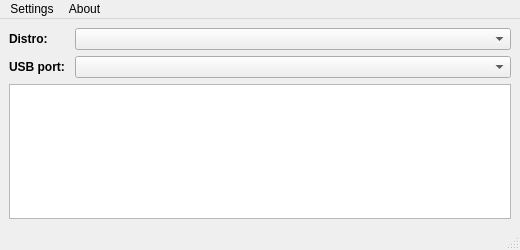
Qt form src/wslconn.ui (AiltonFidelix/DConn) before a commit.
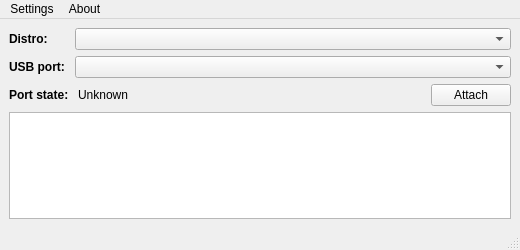
The same form after that commit.

Commit message: Change pattern to interface class

Diff of the .ui file:
```diff
--- a/src/wslconn.ui
+++ b/src/wslconn.ui
@@ -55,6 +55,50 @@
       </item>
      </layout>
     </item>
+    <item>
+     <layout class="QHBoxLayout" name="horizontalLayout">
+      <item>
+       <widget class="QLabel" name="label">
+        <property name="text">
+         <string>&lt;html&gt;&lt;head/&gt;&lt;body&gt;&lt;p&gt;&lt;span style=&quot; font-weight:700;&quot;&gt;Port state: &lt;/span&gt;&lt;/p&gt;&lt;/body&gt;&lt;/html&gt;</string>
+        </property>
+       </widget>
+      </item>
+      <item>
+       <widget class="QLabel" name="lblShared">
+        <property name="text">
+         <string>Unknown</string>
+        </property>
+       </widget>
+      </item>
+      <item>
+       <spacer name="horizontalSpacer">
+        <property name="orientation">
+         <enum>Qt::Horizontal</enum>
+        </property>
+        <property name="sizeHint" stdset="0">
+         <size>
+          <width>40</width>
+          <height>20</height>
+         </size>
+        </property>
+       </spacer>
+      </item>
+      <item>
+       <widget class="QPushButton" name="btnAttach">
+        <property name="maximumSize">
+         <size>
+          <width>100</width>
+          <height>16777215</height>
+         </size>
+        </property>
+        <property name="text">
+         <string>Attach</string>
+        </property>
+       </widget>
+      </item>
+     </layout>
+    </item>
     <item>
      <widget class="QPlainTextEdit" name="pteLogs">
       <property name="textInteractionFlags">
```
The commit also changes 12 other files.
